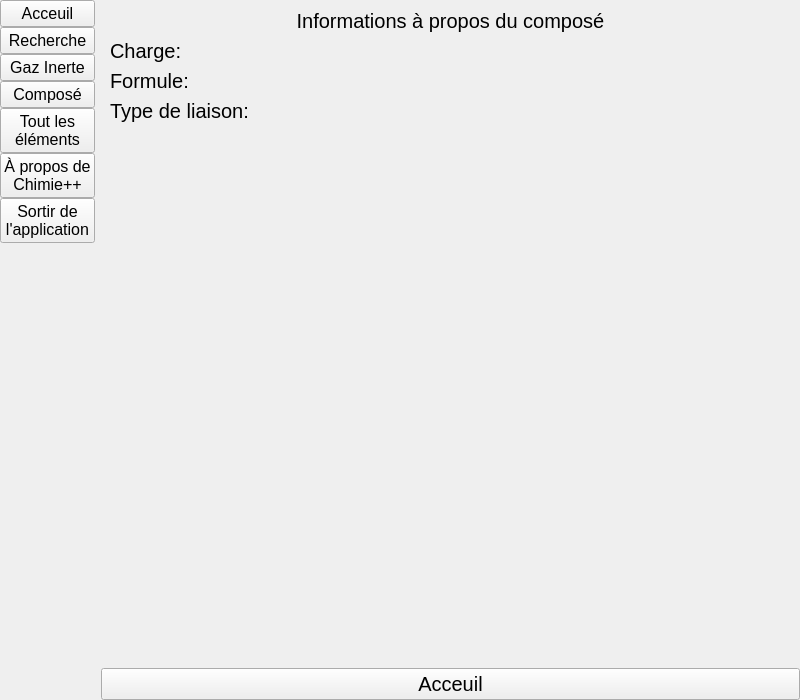
Old version of the form Qt/Chimie/mainwindow.ui in the repository ToxicJuice23/chimie-.
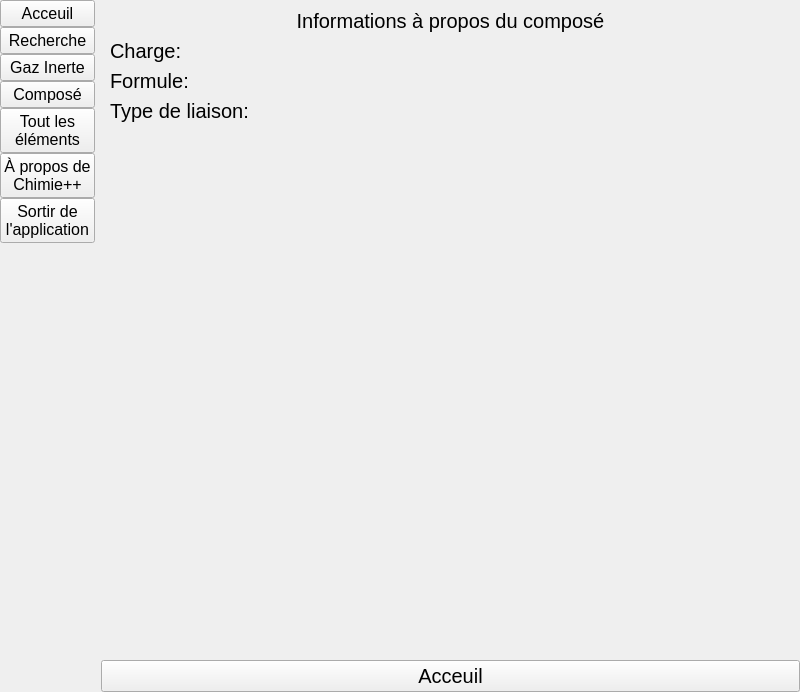
New version of the form. Icons and pictures are not drawn.

The edit to the form file:
```diff
--- a/Qt/Chimie/mainwindow.ui
+++ b/Qt/Chimie/mainwindow.ui
@@ -639,29 +639,7 @@
         <item row="4" column="1">
          <widget class="QLabel" name="label_10">
           <property name="text">
-           <string>
-
-
-
-
-
-
-
-
-
-
-
-
-
-
-
-
-
-
-
-
-
-</string>
+           <string/>
           </property>
          </widget>
         </item>
```
Left out of the diff: 10 changed lines with no effect on the pictures.
